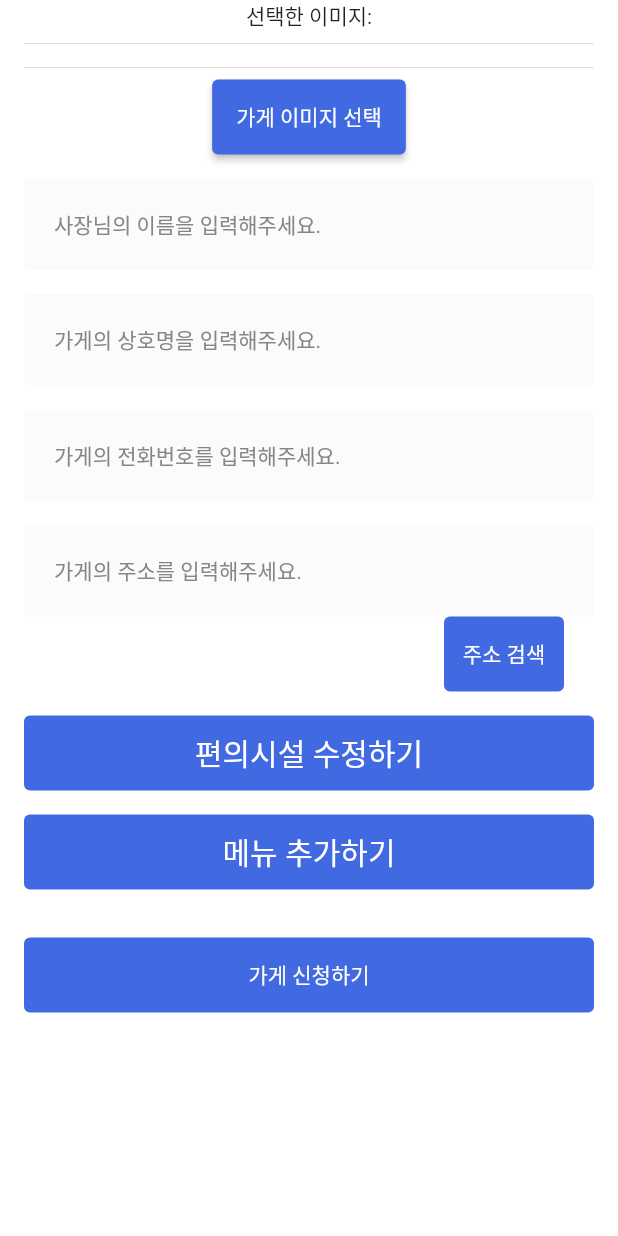
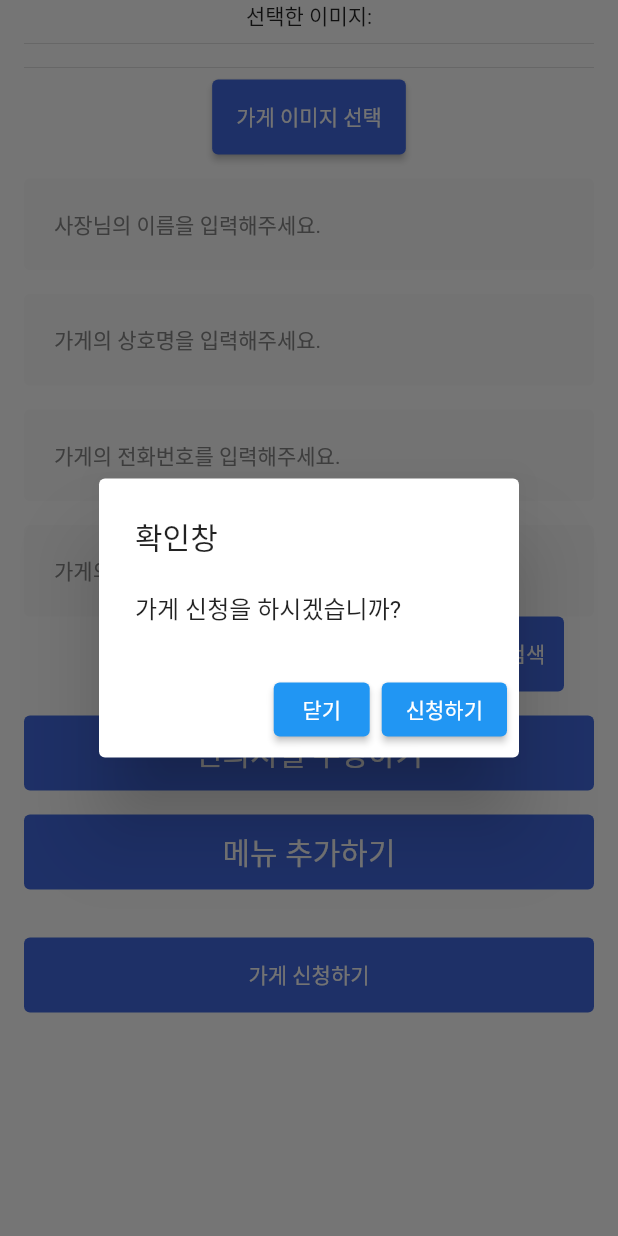
Before and after one commit to tlswodn205/mubwara, a Flutter app: the ShopMyPage widget shown alone on an empty page, opened directly, after a tap on "가게 신청하기", on a phone screen of 412 x 824 dp. Run offline on Flutter 3.47's test engine with Material 2 defaults, Android fonts, the phone set to English and light mode, and no system bars; our stand-ins replace badges, carousel_slider, firebase_core, flutter_riverpod, font_awesome_flutter, geolocator and 5 more; missing offline and left inert: flutter_animated_button, kakao_flutter_sdk_user, remedi_kopo; accounts and stored records are empty; network calls fail; statements that could not run were skipped.

Commit message:
추가 작업 완료 (#13)
Co-authored-by: sopu55544@gmail.com <jhnadas@naver.com>
Co-authored-by: tlswodn205 <80434390+tlswodn205@users.noreply.github.com>

```diff
--- a/lib/dto/response/customer_resp_dto.dart
+++ b/lib/dto/response/customer_resp_dto.dart
@@ -25,12 +25,13 @@ class CustomerMyPageSubscribeRespDto {
 
 class CustomerMyPageReviewRespDto {
   CustomerMyPageReviewRespDto({
+    required this.id,
     required this.score,
     required this.content,
     required this.imageFileDto,
     required this.shop,
   });
-
+  int id;
   int score;
   String content;
   ImageFileDto imageFileDto;
@@ -38,6 +39,7 @@ class CustomerMyPageReviewRespDto {
 
   factory CustomerMyPageReviewRespDto.fromJson(Map<String, dynamic> json) =>
       CustomerMyPageReviewRespDto(
+        id: json["id"],
         score: json["score"],
         content: json["content"],
         shop: LiviewShopDto.fromJson(Map<String, dynamic>.from(json["shop"])),
--- a/lib/views/common/components/custom_text_form_field.dart
+++ b/lib/views/common/components/custom_text_form_field.dart
@@ -6,6 +6,7 @@ class CustomTextFormField extends StatelessWidget {
   final String? errorText;
   final bool obscureText;
   final bool autofocus;
+
   const CustomTextFormField(
       {this.hintText,
       this.errorText,
--- a/lib/views/common/const/color.dart
+++ b/lib/views/common/const/color.dart
@@ -2,6 +2,7 @@ import 'package:flutter/material.dart';
 
 //주 색상
 const PRIMARY_COLOR = Color(0xFF4169E1);
+const SELECTED_COLOR = Color(0xFFfc1c03);
 // 글자 색상
 const Body_TEXT_COLOR = Color(0xFF868686);
 const Body_TEXT_COLOR1 = Color(0xFFFBFBFB);
--- a/lib/views/component/bottom_nav_bar.dart
+++ b/lib/views/component/bottom_nav_bar.dart
@@ -5,10 +5,8 @@ import 'package:mubwara/views/common/const/color.dart';
 import 'package:mubwara/views/layout/default_layout.dart';
 import 'package:mubwara/views/page/board_page/board_page.dart';
 import 'package:mubwara/views/page/home_page/home_page.dart';
-import 'package:mubwara/views/page/login_page/login_page.dart';
 import 'package:mubwara/views/page/map_page/map_page.dart';
 import 'package:mubwara/views/page/my_page/my_page.dart';
-import 'package:mubwara/views/page/review_write_page/review_write_page.dart';
 import 'package:mubwara/views/page/search_page/search_page.dart';
 
 class RootTab extends StatefulWidget {
--- a/lib/views/component/shop_main.dart
+++ b/lib/views/component/shop_main.dart
@@ -6,7 +6,6 @@ import 'package:mubwara/views/layout/default_layout.dart';
 import 'package:mubwara/views/page/alarm_page/alarm_page.dart';
 import 'package:mubwara/views/page/reservation_management_page/reservation_management_page.dart';
 import 'package:mubwara/views/page/shop_analysis_page/shop_analysis_page.dart';
-import 'package:mubwara/views/page/shop_management_page/shop_management_page.dart';
 import 'package:mubwara/views/page/shop_my_page/shop_my_page.dart';
 
 class ShopMainPage extends StatefulWidget {
--- a/lib/views/page/reservation_management_page/reservation_management_page.dart
+++ b/lib/views/page/reservation_management_page/reservation_management_page.dart
@@ -14,7 +14,8 @@ class ReservationManagementPage extends StatelessWidget {
 
   @override
   Widget build(BuildContext context) {
-    return Scaffold(
+    return Container(
+      child: Scaffold(
         body: Center(
           child: Column(
             mainAxisAlignment: MainAxisAlignment.spaceEvenly,
@@ -122,6 +123,7 @@ class ReservationManagementPage extends StatelessWidget {
             ],
           ),
         ),
+      ),
     );
   }
 }
--- a/lib/views/page/search_page/component/search_bar.dart
+++ b/lib/views/page/search_page/component/search_bar.dart
@@ -13,6 +13,7 @@ emptyTheTextFormField() {
 }
 
 // 검색어 입력후 submit하게 되면 DB에서 검색어와 일치하거나 포함하는 결과 가져와서 future변수에 저장
+// 파이어베이스
 // controlSearching(str) {
 //   print(str);
 //   Future<QuerySnapshot> allUsers = userReferece.where('profileName', isGreaterThanOrEqulalTo: str).get();
--- a/lib/views/page/shop_main_page/shopmainbody.dart
+++ b/lib/views/page/shop_main_page/shopmainbody.dart
@@ -2,7 +2,6 @@ import 'package:flutter/material.dart';
 import 'package:mubwara/views/page/alarm_page/alarm_page.dart';
 import 'package:mubwara/views/page/reservation_management_page/reservation_management_page.dart';
 import 'package:mubwara/views/page/shop_analysis_page/shop_analysis_page.dart';
-import 'package:mubwara/views/page/shop_management_page/shop_management_page.dart';
 import 'package:mubwara/views/page/shop_my_page/shop_my_page.dart';
 
 class ShopMainBody extends StatelessWidget {
--- a/lib/views/page/shop_my_page/shop_my_page.dart
+++ b/lib/views/page/shop_my_page/shop_my_page.dart
@@ -85,7 +85,9 @@ class _ShopMyPageState extends State<ShopMyPage> {
                   width: double.infinity,
                   height: 50,
                   child: TextButton(
-                    onPressed: () async {},
+                    onPressed: () async {
+                      _showDialog();
+                    },
                     style: TextButton.styleFrom(
                       backgroundColor: PRIMARY_COLOR,
                       primary: Body_TEXT_COLOR1,
@@ -258,4 +260,30 @@ class _ShopMyPageState extends State<ShopMyPage> {
       ),
     );
   }
+  void _showDialog() {
+    showDialog(
+      context: context,
+      barrierDismissible: false,
+      builder: (BuildContext context) {
+        return AlertDialog(
+          title: Text("확인창"),
+          content: SingleChildScrollView(child:Text("가게 신청을 하시겠습니까?")),
+          actions: [
+             ElevatedButton(
+              child: Text("닫기"),
+              onPressed: () {
+                Navigator.pop(context);
+              },
+            ),
+            ElevatedButton(
+              child: Text("신청하기"),
+              onPressed: () {
+                Navigator.pop(context);
+              },
+            ),
+          ],
+        );
+      },
+    );
+  }
 }
--- a/pubspec.yaml
+++ b/pubspec.yaml
@@ -60,7 +60,9 @@ dependencies:
   cupertino_icons: ^1.0.2
   http: ^0.13.5
   json_serializable: ^6.5.4
-  google_maps_webservice: ^0.0.19
+  flutter_google_places_hoc081098: ^1.1.0
+  uuid: ^3.0.7
+  flutter_animated_button: ^2.0.2
 
 dev_dependencies:
   flutter_test:
```
Also changed, not shown: lib/views/page/reservation_page/component/personnel_card.dart (+21 -12 lines), lib/views/page/reservation_page/component/schedule_card.dart (+17 -10 lines), lib/views/page/shop_management_page/shop_management_page.dart (deleted, +0 -14 lines), lib/views/page/shop_page/component/shop_detail_bottomNabBar.dart (+26 -6 lines), pubspec.lock. Lines whose indentation alone changed are shown as unchanged.
